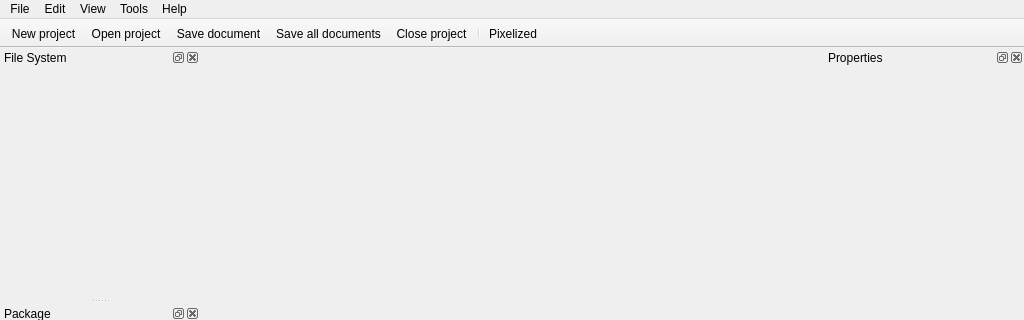
First picture: the form in Tools/QuickEd/UI/mainwindow.ui, repository xaoctech/dava.engine, before the edit; both pictures show x 0 to 1024 and y 0 to 320 of the 1024 by 857 pixel window.
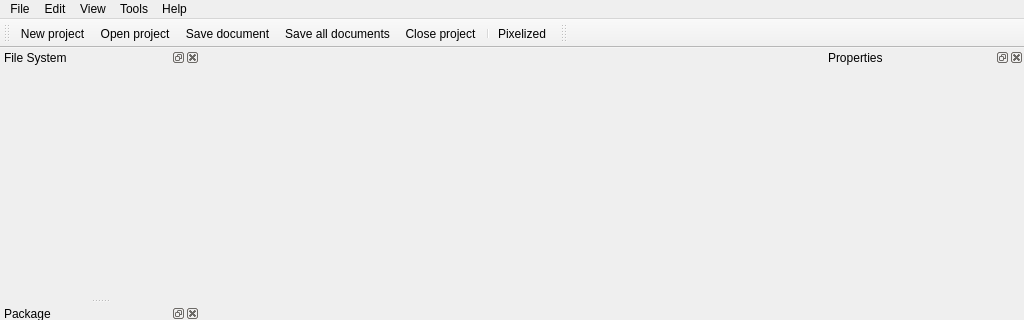
Second picture: the form after the edit. Icons and pictures are not drawn. Custom widgets are drawn as their Qt base class.

```diff
--- a/Tools/QuickEd/UI/mainwindow.ui
+++ b/Tools/QuickEd/UI/mainwindow.ui
@@ -7,7 +7,7 @@
     <x>0</x>
     <y>0</y>
     <width>1024</width>
-    <height>840</height>
+    <height>851</height>
    </rect>
   </property>
   <property name="sizePolicy">
@@ -127,7 +127,7 @@
     <string>Edit Toolbar</string>
    </property>
    <property name="movable">
-    <bool>false</bool>
+    <bool>true</bool>
    </property>
    <property name="iconSize">
     <size>
@@ -226,6 +226,17 @@
     <number>8</number>
    </attribute>
   </widget>
+  <widget class="QToolBar" name="toolBarLanguage">
+   <property name="windowTitle">
+    <string>toolBar</string>
+   </property>
+   <attribute name="toolBarArea">
+    <enum>TopToolBarArea</enum>
+   </attribute>
+   <attribute name="toolBarBreak">
+    <bool>false</bool>
+   </attribute>
+  </widget>
   <action name="actionOpen_project">
    <property name="enabled">
     <bool>true</bool>
```
Left out of the diff: 31 changed lines with no effect on the pictures.
